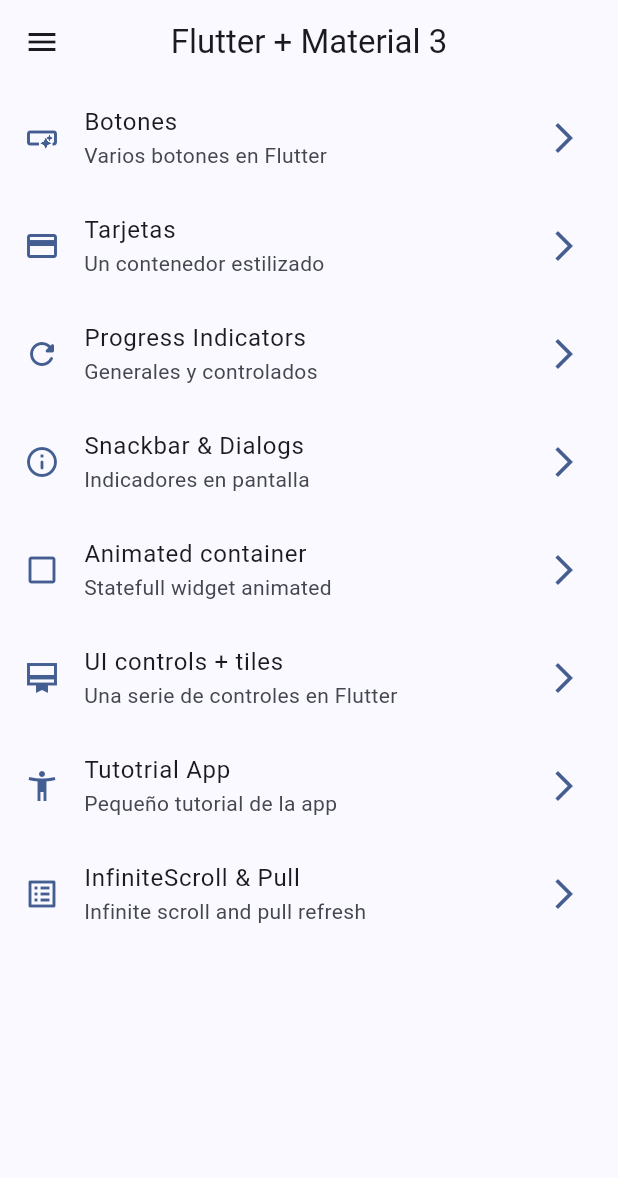
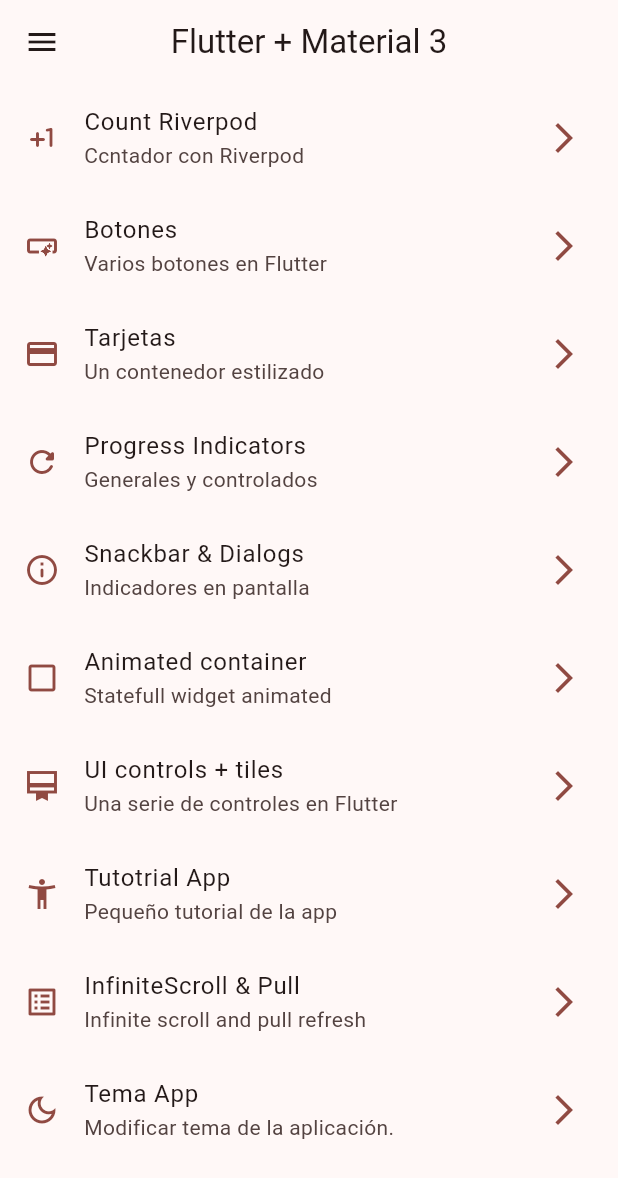
Before and after one commit to JesusDSaavedra/widgets_app, a Flutter app: the screen it shows after launch, on a phone screen of 412 x 824 dp. Shown: the top 1178 px of the screen. Run offline on Flutter 3.47's test engine with Material 3 defaults, Android fonts, the phone set to English and light mode, and no system bars; our stand-ins replace animate_do, flutter_riverpod, go_router.

Commit message:
feat: integrate Riverpod for state management and add new screens for counter and theme changing functionality

```diff
--- a/lib/config/menu/menu_items.dart
+++ b/lib/config/menu/menu_items.dart
@@ -15,6 +15,12 @@ class MenuItem {
 }
 
 const appMenuItems = <MenuItem>[
+  MenuItem(
+    title: 'Count Riverpod',
+    subtitle: 'Ccntador con Riverpod',
+    link: '/counter',
+    icon: Icons.plus_one_rounded,
+  ),
   MenuItem(
     title: 'Botones',
     subtitle: 'Varios botones en Flutter',
@@ -63,4 +69,10 @@ const appMenuItems = <MenuItem>[
     link: '/infinite',
     icon: Icons.list_alt_outlined,
   ),
+  MenuItem(
+    title: 'Tema App',
+    subtitle: 'Modificar tema de la aplicación.',
+    link: '/theme-changer',
+    icon: Icons.dark_mode_outlined,
+  ),
 ];
--- a/lib/config/router/app_router.dart
+++ b/lib/config/router/app_router.dart
@@ -1,6 +1,7 @@
 import 'package:flutter/material.dart';
 import 'package:go_router/go_router.dart';
 import 'package:widgets_app/presentation/screens/screens.dart';
+import 'package:widgets_app/presentation/screens/theme_changer/theme_changer_screen.dart';
 
 final GoRouter appRouter = GoRouter(
   routes: <RouteBase>[
@@ -67,6 +68,20 @@ final GoRouter appRouter = GoRouter(
             return const InfiniteScrollScreen();
           },
         ),
+        GoRoute(
+          name: CounterScreen.name,
+          path: 'counter',
+          builder: (BuildContext context, GoRouterState state) {
+            return const CounterScreen();
+          },
+        ),
+        GoRoute(
+          name: ThemeChangerScreen.name,
+          path: 'theme-changer',
+          builder: (BuildContext context, GoRouterState state) {
+            return const ThemeChangerScreen();
+          },
+        ),
       ],
     ),
   ],
--- a/lib/config/theme/app_theme.dart
+++ b/lib/config/theme/app_theme.dart
@@ -11,8 +11,9 @@ const colorList = <Color>[
 
 class AppTheme {
   final int selectedColor;
+  final bool isDarkMode;
 
-  AppTheme({this.selectedColor = 0})
+  AppTheme({this.isDarkMode = false, this.selectedColor = 0})
     : assert(selectedColor >= 0, 'Selected color most be greater then 0'),
       assert(
         selectedColor < colorList.length,
@@ -20,6 +21,7 @@ class AppTheme {
       );
 
   ThemeData getTheme() => ThemeData(
+    brightness: isDarkMode ? Brightness.dark : Brightness.light,
     colorSchemeSeed: colorList[selectedColor],
     appBarTheme: AppBarTheme(centerTitle: true),
   );
--- a/lib/main.dart
+++ b/lib/main.dart
@@ -1,18 +1,26 @@
 import 'package:flutter/material.dart';
+import 'package:flutter_riverpod/flutter_riverpod.dart';
 import 'package:widgets_app/config/router/app_router.dart';
 import 'package:widgets_app/config/theme/app_theme.dart';
+import 'package:widgets_app/presentation/providers/theme_provider.dart';
 
 void main() {
-  runApp(const MainApp());
+  runApp(ProviderScope(child: const MainApp()));
 }
 
-class MainApp extends StatelessWidget {
+class MainApp extends ConsumerWidget {
   const MainApp({super.key});
 
   @override
-  Widget build(BuildContext context) {
+  Widget build(BuildContext context, WidgetRef ref) {
+    final bool isDarkMode = ref.watch(isDarkModeProvider);
+    final int selectedColor = ref.watch(selectedColorProvider);
+
     return MaterialApp.router(
-      theme: AppTheme(selectedColor: 4).getTheme(),
+      theme: AppTheme(
+        selectedColor: selectedColor,
+        isDarkMode: isDarkMode,
+      ).getTheme(),
       debugShowCheckedModeBanner: false,
       routerConfig: appRouter,
     );
--- /dev/null
+++ b/lib/presentation/providers/counter_provider.dart
@@ -0,0 +1,3 @@
+import 'package:flutter_riverpod/legacy.dart';
+
+final counterProvider = StateProvider((ref) => 5);
--- /dev/null
+++ b/lib/presentation/providers/theme_provider.dart
@@ -0,0 +1,7 @@
+import 'package:flutter_riverpod/flutter_riverpod.dart';
+import 'package:flutter_riverpod/legacy.dart';
+import 'package:widgets_app/config/theme/app_theme.dart';
+
+final isDarkModeProvider = StateProvider((ref) => false);
+final colorListProvider = Provider((ref) => colorList);
+final selectedColorProvider = StateProvider((ref) => 0);
--- a/lib/presentation/screens/screens.dart
+++ b/lib/presentation/screens/screens.dart
@@ -1,3 +1,4 @@
+export 'package:widgets_app/presentation/screens/counter/counter_screen.dart';
 export 'package:widgets_app/presentation/screens/animated/animated_screen.dart';
 export 'package:widgets_app/presentation/screens/app_tutorial/app_tutorial_screen.dart';
 export 'package:widgets_app/presentation/screens/infinite_scroll/infinite_scroll_screen.dart';
--- a/pubspec.yaml
+++ b/pubspec.yaml
@@ -10,6 +10,7 @@ dependencies:
   animate_do: ^4.2.0
   flutter:
     sdk: flutter
+  flutter_riverpod: ^3.0.3
   go_router: ^16.2.5
 
 dev_dependencies:
```
Also changed, not shown: lib/presentation/screens/counter/counter_screen.dart (added, +40 -0 lines), lib/presentation/screens/theme_changer/theme_changer_screen.dart (added, +60 -0 lines), pubspec.lock.
